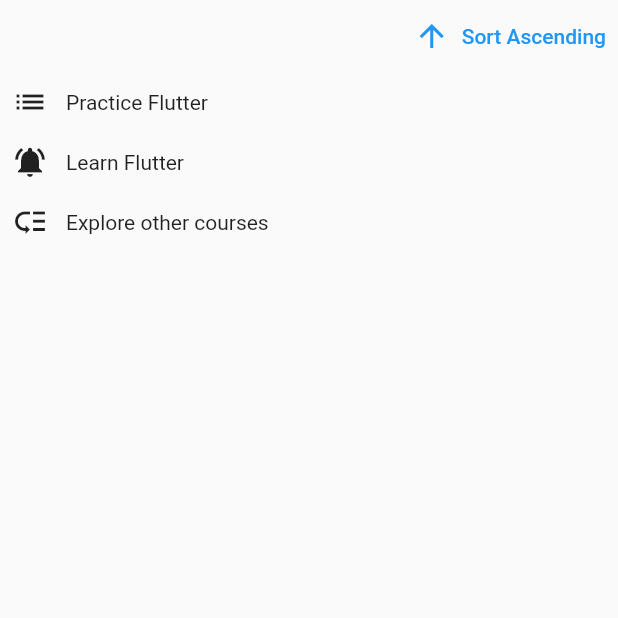
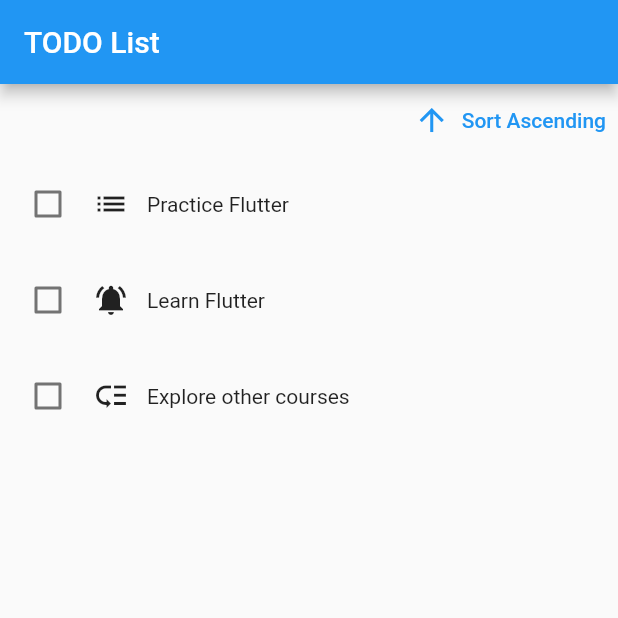
Before and after one commit to sxjal/ToDO, a Flutter app: the screen it shows after launch, after a tap on an icon or button, on a phone screen of 412 x 824 dp, the top half of it. Run offline on Flutter 3.47's test engine with Material 2 defaults, Android fonts, the phone set to English and light mode, and no system bars.

Commit message:
displayed todo on the main screen

```diff
--- a/lib/keys/keys.dart
+++ b/lib/keys/keys.dart
@@ -1,5 +1,6 @@
 import 'package:flutter/material.dart';
-import 'package:todo/keys/todo_item.dart';
+//import 'package:todo/keys/todo_item.dart';
+import 'package:todo/keys/checkable_todo_item.dart';
 
 class Todo {
   const Todo(this.text, this.priority);
@@ -67,8 +68,10 @@ class _KeysState extends State<Keys> {
           child: Column(
             children: [
               // for (final todo in _orderedTodos) TodoItem(todo.text, todo.priority),
+
               for (final todo in _orderedTodos)
-                TodoItem(
+                CheckableTodoItem(
+                  //TodoItem(
                   todo.text,
                   todo.priority,
                 ),
--- a/lib/main.dart
+++ b/lib/main.dart
@@ -4,9 +4,12 @@ import 'package:todo/keys/keys.dart';
 
 void main() {
   runApp(
-    const MaterialApp(
+    MaterialApp(
       home: Scaffold(
-        body: Center(
+        appBar: AppBar(
+          title: const Text('TODO List'),
+        ),
+        body: const Center(
           child: Keys(),
         ),
       ),
```
